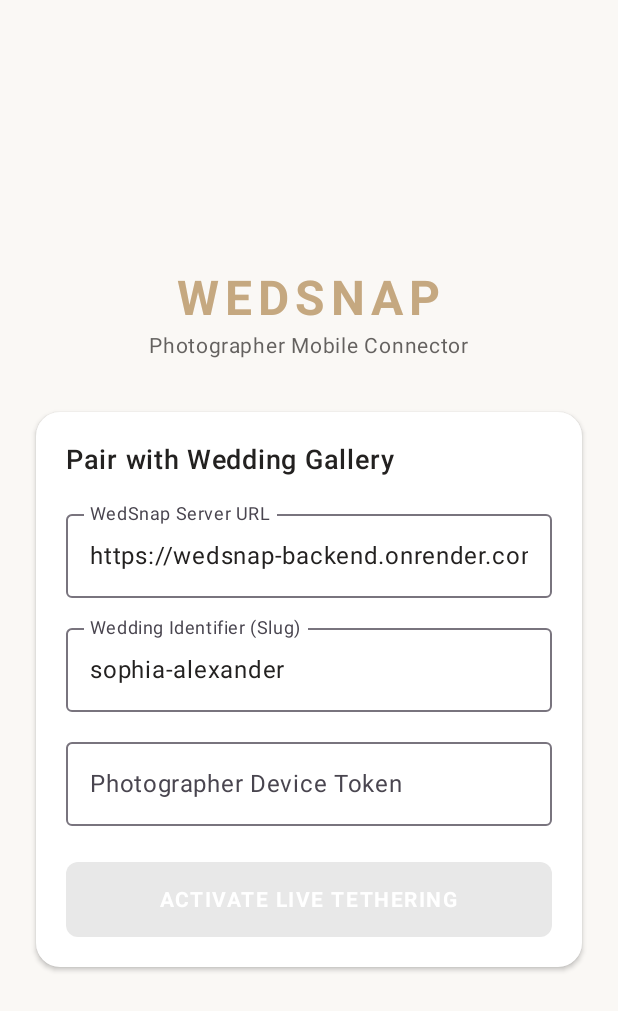
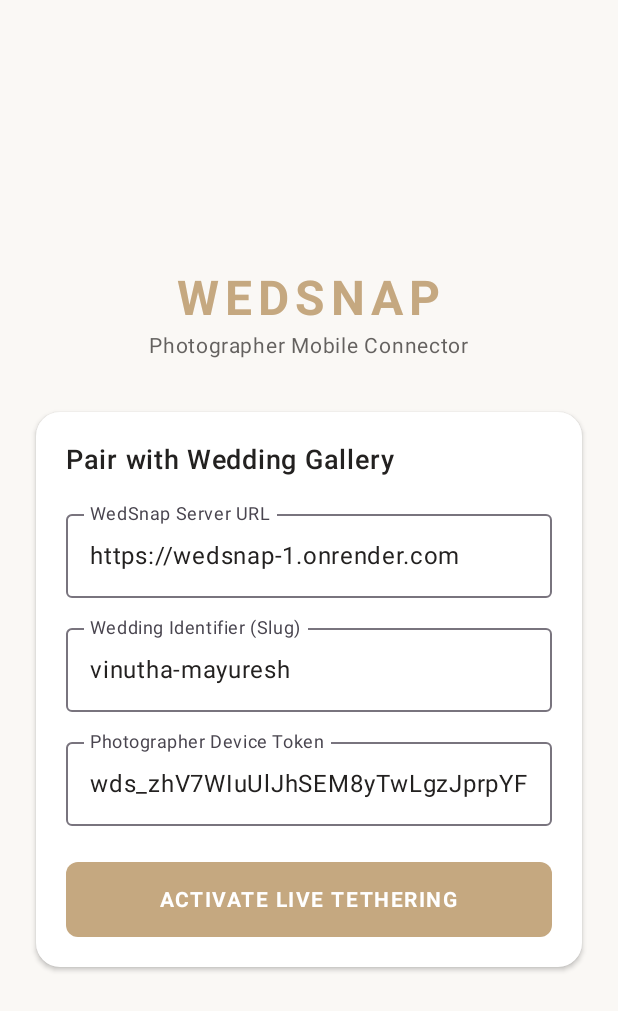
Before and after one commit to Shivaraj519/WedSnap, an Android app built with Jetpack Compose: the screen it shows after launch (MainActivity), on a phone screen of 412 x 824 dp. Shown: the top 1011 px of the screen. Run offline under Robolectric (Android 15) with nearby library versions, the phone set to English and light mode, and no system bars.

Commit message:
Update Android app with expedited upload worker and pre-configured cloud credentials

```diff
--- a/android/app/src/main/java/com/wedsnap/photographer/service/MediaObserverService.kt
+++ b/android/app/src/main/java/com/wedsnap/photographer/service/MediaObserverService.kt
@@ -119,12 +119,13 @@ class MediaObserverService : Service() {
 
         val uploadWork = OneTimeWorkRequestBuilder<PhotoUploadWorker>()
             .setConstraints(constraints)
-            .setBackoffCriteria(BackoffPolicy.EXPONENTIAL, 10, java.util.concurrent.TimeUnit.SECONDS)
+            .setExpedited(OutOfQuotaPolicy.RUN_AS_NON_EXPEDITED_WORK_REQUEST)
+            .setBackoffCriteria(BackoffPolicy.EXPONENTIAL, 5, java.util.concurrent.TimeUnit.SECONDS)
             .build()
 
         WorkManager.getInstance(applicationContext).enqueueUniqueWork(
             "WedSnapPhotoUpload",
-            ExistingWorkPolicy.APPEND_OR_REPLACE,
+            ExistingWorkPolicy.REPLACE,
             uploadWork
         )
     }
--- a/android/app/src/main/java/com/wedsnap/photographer/service/PhotoUploadWorker.kt
+++ b/android/app/src/main/java/com/wedsnap/photographer/service/PhotoUploadWorker.kt
@@ -30,9 +30,9 @@ class PhotoUploadWorker(
 
     override suspend fun doWork(): Result = withContext(Dispatchers.IO) {
         val prefs = androidx.preference.PreferenceManager.getDefaultSharedPreferences(appContext)
-        val serverUrl = prefs.getString("server_url", "http://10.0.2.2:8000/") ?: "http://10.0.2.2:8000/"
-        val deviceToken = prefs.getString("device_token", "") ?: ""
-        val weddingSlug = prefs.getString("wedding_slug", "") ?: ""
+        val serverUrl = prefs.getString("server_url", "https://wedsnap-1.onrender.com")?.takeIf { it.isNotBlank() } ?: "https://wedsnap-1.onrender.com"
+        val deviceToken = prefs.getString("device_token", "wds_zhV7WIuUlJhSEM8yTwLgzJprpYFNsBe61g8cMUTXuD8")?.takeIf { it.isNotBlank() } ?: "wds_zhV7WIuUlJhSEM8yTwLgzJprpYFNsBe61g8cMUTXuD8"
+        val weddingSlug = prefs.getString("wedding_slug", "vinutha-mayuresh")?.takeIf { it.isNotBlank() } ?: "vinutha-mayuresh"
 
         if (deviceToken.isBlank() || weddingSlug.isBlank()) {
             Log.w("WedSnapWorker", "Missing pairing credentials. Worker deferred.")
--- a/android/app/src/main/java/com/wedsnap/photographer/ui/screens/PairingScreen.kt
+++ b/android/app/src/main/java/com/wedsnap/photographer/ui/screens/PairingScreen.kt
@@ -24,9 +24,9 @@ fun PairingScreen(onPaired: () -> Unit) {
     val context = LocalContext.current
     val prefs = remember { PreferenceManager.getDefaultSharedPreferences(context) }
 
-    var serverUrl by remember { mutableStateOf(prefs.getString("server_url", "https://wedsnap-backend.onrender.com") ?: "") }
-    var weddingSlug by remember { mutableStateOf(prefs.getString("wedding_slug", "sophia-alexander") ?: "") }
-    var deviceToken by remember { mutableStateOf(prefs.getString("device_token", "") ?: "") }
+    var serverUrl by remember { mutableStateOf(prefs.getString("server_url", "https://wedsnap-1.onrender.com")?.takeIf { it.isNotBlank() } ?: "https://wedsnap-1.onrender.com") }
+    var weddingSlug by remember { mutableStateOf(prefs.getString("wedding_slug", "vinutha-mayuresh")?.takeIf { it.isNotBlank() } ?: "vinutha-mayuresh") }
+    var deviceToken by remember { mutableStateOf(prefs.getString("device_token", "wds_zhV7WIuUlJhSEM8yTwLgzJprpYFNsBe61g8cMUTXuD8")?.takeIf { it.isNotBlank() } ?: "wds_zhV7WIuUlJhSEM8yTwLgzJprpYFNsBe61g8cMUTXuD8") }
 
     Column(
         modifier = Modifier
```
